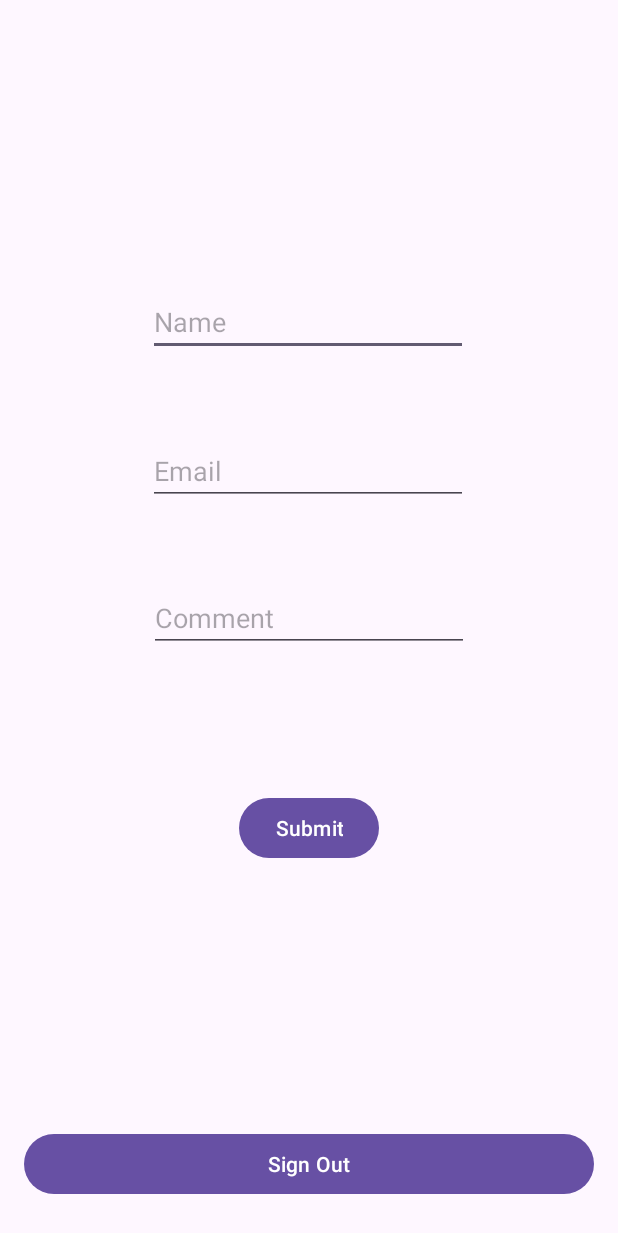
After one commit to lilyraf/RDreport2, an Android app: the CommentActivity screen opened directly, with no data from a screen before it, on a phone screen of 412 x 824 dp. The commit adds this screen. Shown: the top 1233 px of the screen. Run offline under Robolectric (Android 15) with nearby library versions, the phone set to English and light mode, and no system bars; our stand-ins replace Volley.

Commit message:
(not working)added comment page w signout,

```diff
--- a/app/build.gradle
+++ b/app/build.gradle
@@ -32,6 +32,7 @@ dependencies {
     implementation 'androidx.appcompat:appcompat:1.6.1'
     implementation 'com.google.android.material:material:1.5.0'
     implementation 'androidx.constraintlayout:constraintlayout:2.1.4'
+    implementation 'com.android.volley:volley:1.2.1'
     testImplementation 'junit:junit:4.13.2'
     androidTestImplementation 'androidx.test.ext:junit:1.1.5'
     androidTestImplementation 'androidx.test.espresso:espresso-core:3.5.1'
--- a/app/src/main/AndroidManifest.xml
+++ b/app/src/main/AndroidManifest.xml
@@ -14,6 +14,9 @@
         android:theme="@style/Theme.RDreport"
         tools:targetApi="31">
         <activity
+            android:name=".CommentActivity"
+            android:exported="false" />
+        <activity
             android:name=".DashboardActivity"
             android:exported="false" />
         <activity
--- /dev/null
+++ b/app/src/main/java/com/ict602/rdreport/CommentActivity.java
@@ -0,0 +1,124 @@
+package com.ict602.rdreport;
+
+import androidx.annotation.NonNull;
+import androidx.appcompat.app.AppCompatActivity;
+
+import android.os.Bundle;
+import android.view.View;
+import android.widget.Button;
+import android.widget.EditText;
+import android.widget.TextView;
+import android.widget.Toast;
+
+import com.android.volley.Request;
+import com.android.volley.RequestQueue;
+import com.android.volley.Response;
+import com.android.volley.VolleyError;
+import com.android.volley.toolbox.StringRequest;
+import com.android.volley.toolbox.Volley;
+import com.google.android.gms.auth.api.signin.GoogleSignIn;
+import com.google.android.gms.auth.api.signin.GoogleSignInClient;
+import com.google.android.gms.auth.api.signin.GoogleSignInOptions;
+import com.google.android.gms.tasks.OnCompleteListener;
+import com.google.android.gms.tasks.Task;
+
+import java.io.StringReader;
+import java.util.HashMap;
+import java.util.Map;
+
+public class CommentActivity extends AppCompatActivity implements View.OnClickListener {
+    GoogleSignInClient mGoogleSignInClient;
+    String name, email;
+    EditText etName;
+    EditText etEmail;
+    EditText etComments;
+
+    RequestQueue queue;
+    final String URL = "http://169.254.2.69/comments/api.php";
+    @Override
+    protected void onCreate(Bundle savedInstanceState) {
+        super.onCreate(savedInstanceState);
+        setContentView(R.layout.activity_comment);
+
+        queue = Volley.newRequestQueue(getApplicationContext());
+
+
+        name = getIntent().getStringExtra("Name");
+        email = getIntent().getStringExtra("Email");
+        etName = (EditText) findViewById(R.id.etName);
+        etEmail = (EditText) findViewById(R.id.etEmail);
+        etComments = (EditText) findViewById(R.id.etComments);
+        Button button = (Button) findViewById(R.id.btnSubmit);
+
+        etName.setText(name);
+        //tvName.setEnabled(false);
+        etEmail.setText(email);
+        //tvEmail.setEnabled(false);
+
+        button.setOnClickListener(new View.OnClickListener(){
+            @Override
+            public void onClick(View view){
+                //volley call
+
+                makeRequest();
+
+            }
+        });
+        Button signout = findViewById(R.id.signout);
+        signout.setOnClickListener(this);
+        GoogleSignInOptions gso = new GoogleSignInOptions.Builder(GoogleSignInOptions.DEFAULT_SIGN_IN)
+                .requestEmail()
+                .build();
+        // Build a GoogleSignInClient with the options specified by gso.
+        mGoogleSignInClient = GoogleSignIn.getClient(this, gso);
+
+
+    }
+
+    public void onClick(View v) {
+
+        if (v.getId() == R.id.signout) {
+            signOut();
+        }
+    }
+    private void signOut() {
+        mGoogleSignInClient.signOut()
+                .addOnCompleteListener(this, new OnCompleteListener<Void>() {
+                    @Override
+                    public void onComplete(@NonNull Task<Void> task) {
+                        // ...
+                        Toast.makeText(getApplicationContext(),email + "signed out.",Toast.LENGTH_SHORT).show();
+                        finish();
+                    }
+                });
+    }
+    public void makeRequest() {
+        StringRequest stringRequest = new StringRequest(Request.Method.POST, URL, new Response.Listener<String>() {
+            @Override
+            public void onResponse(String response) {
+                Toast.makeText(getApplicationContext(),response,Toast.LENGTH_SHORT).show();
+
+            }
+        }, errorListener){
+            @Override
+            protected Map<String,String> getParams(){
+                Map <String,String> params = new HashMap<>();
+
+                params.put("name",etName.getText().toString());
+                params.put("email",etEmail.getText().toString());
+                params.put("comments",etComments.getText().toString());
+
+                return params;
+            }
+        };
+
+        queue.add(stringRequest);
+    }
+
+    public Response.ErrorListener errorListener = new Response.ErrorListener() {
+        @Override
+        public void onErrorResponse(VolleyError error) {
+            Toast.makeText(getApplicationContext(), error.getMessage(), Toast.LENGTH_SHORT).show();
+        }
+    };
+}
--- a/app/src/main/java/com/ict602/rdreport/MainActivity.java
+++ b/app/src/main/java/com/ict602/rdreport/MainActivity.java
@@ -48,7 +48,11 @@ public class MainActivity extends AppCompatActivity implements View.OnClickListe
         } else {
             // user signed in already
             Toast.makeText(this," already", Toast.LENGTH_SHORT).show();
+            Intent intent = new Intent(this, CommentActivity.class);
+            intent.putExtra("Name", account.getDisplayName());
+            intent.putExtra("Email",account.getEmail());
 
+            startActivity(intent);
         }
     }
 
@@ -79,7 +83,7 @@ public class MainActivity extends AppCompatActivity implements View.OnClickListe
             // Open new Activity
             Toast.makeText(this,"User already signed in",Toast.LENGTH_SHORT).show();
 
-            Intent intent = new Intent(this, DashboardActivity.class);
+            Intent intent = new Intent(this, CommentActivity.class);
             intent.putExtra("Name", account.getDisplayName());
             intent.putExtra("Email",account.getEmail());
             startActivity(intent);
--- /dev/null
+++ b/app/src/main/res/layout/activity_comment.xml
@@ -0,0 +1,72 @@
+<?xml version="1.0" encoding="utf-8"?>
+<androidx.constraintlayout.widget.ConstraintLayout xmlns:android="http://schemas.android.com/apk/res/android"
+    xmlns:app="http://schemas.android.com/apk/res-auto"
+    xmlns:tools="http://schemas.android.com/tools"
+    android:layout_width="match_parent"
+    android:layout_height="match_parent"
+    tools:context=".CommentActivity">
+    <Button
+        android:id="@+id/btnSubmit"
+        android:layout_width="wrap_content"
+        android:layout_height="wrap_content"
+        android:text="Submit"
+        app:layout_constraintBottom_toBottomOf="parent"
+        app:layout_constraintEnd_toEndOf="parent"
+        app:layout_constraintStart_toStartOf="parent"
+        app:layout_constraintTop_toTopOf="parent"
+        app:layout_constraintVertical_bias="0.68" />
+
+    <EditText
+        android:id="@+id/etName"
+        android:layout_width="wrap_content"
+        android:layout_height="wrap_content"
+        android:ems="10"
+
+        android:hint="Name"
+        android:inputType="textPersonName"
+        app:layout_constraintBottom_toBottomOf="parent"
+        app:layout_constraintEnd_toEndOf="parent"
+        app:layout_constraintHorizontal_bias="0.497"
+        app:layout_constraintStart_toStartOf="parent"
+        app:layout_constraintTop_toTopOf="parent"
+        app:layout_constraintVertical_bias="0.247" />
+
+    <EditText
+        android:id="@+id/etEmail"
+        android:layout_width="wrap_content"
+        android:layout_height="wrap_content"
+        android:ems="10"
+
+        android:hint="Email"
+        android:inputType="textPersonName"
+        app:layout_constraintBottom_toBottomOf="parent"
+        app:layout_constraintEnd_toEndOf="parent"
+        app:layout_constraintHorizontal_bias="0.497"
+        app:layout_constraintStart_toStartOf="parent"
+        app:layout_constraintTop_toTopOf="parent"
+        app:layout_constraintVertical_bias="0.374" />
+
+    <EditText
+        android:id="@+id/etComments"
+        android:layout_width="wrap_content"
+        android:layout_height="wrap_content"
+        android:ems="10"
+        android:hint="Comment"
+        android:inputType="textPersonName"
+        app:layout_constraintBottom_toBottomOf="parent"
+        app:layout_constraintEnd_toEndOf="parent"
+        app:layout_constraintStart_toStartOf="parent"
+        app:layout_constraintTop_toTopOf="parent" />
+
+    <Button
+        android:id="@+id/signout"
+        android:layout_width="0dp"
+        android:layout_height="wrap_content"
+        android:layout_marginStart="16dp"
+        android:layout_marginEnd="16dp"
+        android:layout_marginBottom="24dp"
+        android:text="Sign Out"
+        app:layout_constraintBottom_toBottomOf="parent"
+        app:layout_constraintEnd_toEndOf="parent"
+        app:layout_constraintStart_toStartOf="parent" />
+</androidx.constraintlayout.widget.ConstraintLayout>
--- /dev/null
+++ b/app/src/main/res/values/ids.xml
@@ -0,0 +1,4 @@
+<?xml version="1.0" encoding="utf-8"?>
+<resources>
+    <item type="id" name="signout" />
+</resources>
```
Also changed, not shown: app/src/main/java/com/ict602/rdreport/DashboardActivity.java (+40 -5 lines), app/src/main/res/layout/activity_dashboard.xml (+12 -0 lines).
